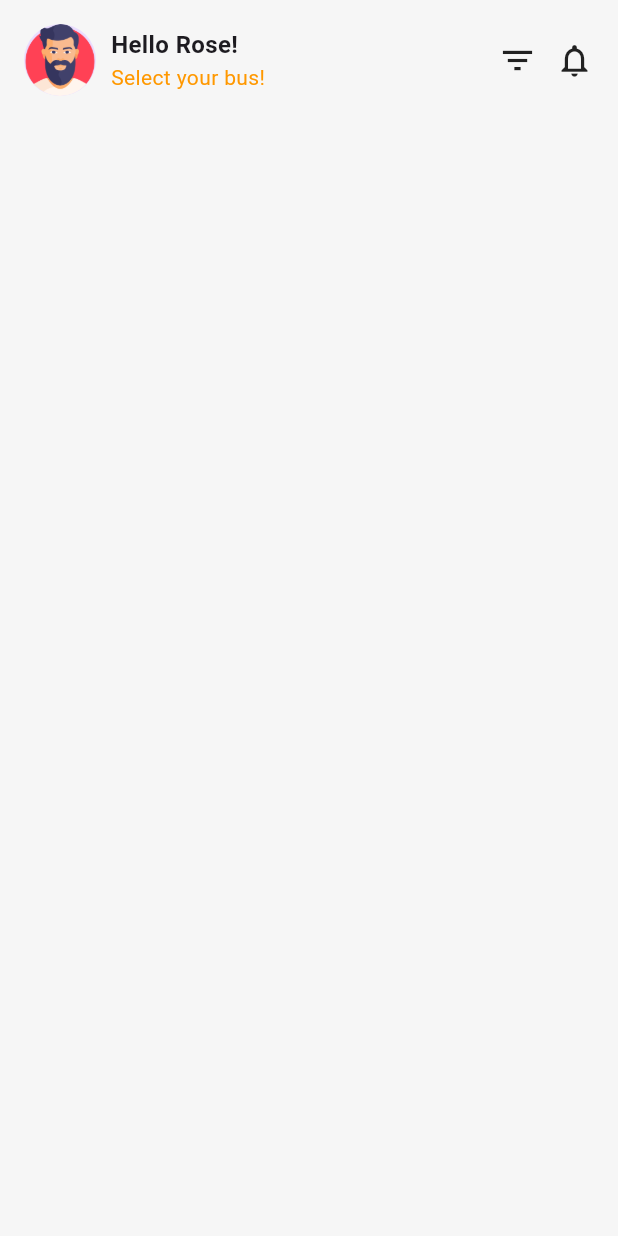
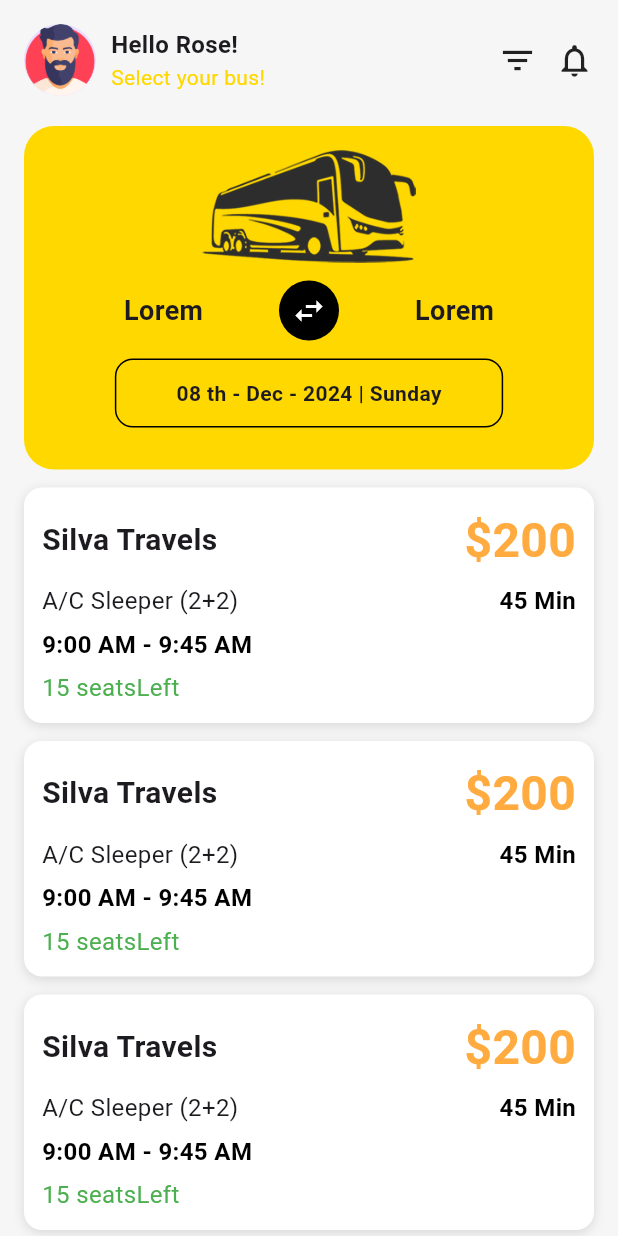
Before and after one commit to iSiRaH/transist_tracker, a Flutter app: the BusBookingHomePage screen opened directly, on a phone screen of 412 x 824 dp. Run offline on Flutter 3.47's test engine with Material 3 defaults, Android fonts, the phone set to English and light mode, and no system bars; our stand-ins replace curved_navigation_bar.

Commit message:
created bus card to include the details of buses

```diff
--- /dev/null
+++ b/lib/pages/bus_card.dart
@@ -0,0 +1,129 @@
+
+
+import 'package:flutter/material.dart';
+
+// class BusCard extends StatelessWidget {
+//   final String name;
+//   final String type;
+//   final String time;
+//   final String price;
+//   final String duration;
+//   final int seatsLeft;
+//   final Color seatColor;
+
+//   const BusCard({
+//     super.key,
+//     required this.name,
+//     required this.type,
+//     required this.time,
+//     required this.price,
+//     required this.duration,
+//     required this.seatsLeft,
+//     required this.seatColor,
+//   });
+
+//   @override
+//   Widget build(BuildContext context) {
+//     return Container(
+//       margin: const EdgeInsets.only(bottom: 14),
+//       padding: const EdgeInsets.all(14),
+//       decoration: BoxDecoration(
+//         color: Colors.white,
+//         borderRadius: BorderRadius.circular(18),
+//         boxShadow: const [
+//           BoxShadow(color: Colors.black12, blurRadius: 6, offset: Offset(0, 2)),
+//         ],
+//       ),
+//       child: Column(
+//         crossAxisAlignment: CrossAxisAlignment.start,
+//         children: [
+//           Text(name, style: const TextStyle(fontSize: 16, fontWeight: FontWeight.bold)),
+//           Text(type, style: TextStyle(color: Colors.grey[700])),
+//           const SizedBox(height: 6),
+//           Row(
+//             children: [
+//               Text(time, style: TextStyle(color: Colors.grey[800])),
+//               const Spacer(),
+//               Text(price,
+//                   style: const TextStyle(
+//                       fontSize: 16, fontWeight: FontWeight.bold, color: Colors.orange)),
+//               const SizedBox(width: 8),
+//               Text(duration, style: TextStyle(color: Colors.grey[600])),
+//             ],
+//           ),
+//           const SizedBox(height: 6),
+//           Text(
+//             "$seatsLeft Seats left",
+//             style: TextStyle(color: seatColor, fontWeight: FontWeight.bold),
+//           ),
+//         ],
+//       ),
+//     );
+//   }
+// }
+
+
+class BusCard extends StatelessWidget {
+
+  final String name;
+  final String type;
+  final String time;
+  final String price;
+  final String duration;
+  final int seatsLeft;
+  final Color seatColor;
+
+  const BusCard({
+    super.key,
+    required this.name,
+    required this.type,
+    required this.time,
+    required this.price,
+    required this.duration,
+    required this.seatsLeft,
+    required this.seatColor,
+
+  });
+
+  @override
+  Widget build(BuildContext context) {
+    return Container(
+      margin: EdgeInsets.only(bottom: 12),
+      padding: EdgeInsets.all(12),
+      decoration: BoxDecoration(
+        color: Colors.white,
+        borderRadius: BorderRadius.circular(12),
+        boxShadow: const [
+          BoxShadow(color: Colors.black12, blurRadius: 6, offset: Offset(0, 2)),
+        ]
+      ),
+
+      child: Column(
+        crossAxisAlignment: CrossAxisAlignment.start,
+        children: [
+          Row(
+            mainAxisAlignment: MainAxisAlignment.spaceBetween,
+            children: [
+              Text(name, style: TextStyle(fontSize: 20, fontWeight: FontWeight.bold),),
+              Text(price, style: TextStyle(fontSize: 32, fontWeight: FontWeight.bold, color: Colors.orangeAccent),),
+            ],
+          ),
+          const SizedBox(height: 6),
+
+          Row(
+            mainAxisAlignment: MainAxisAlignment.spaceBetween,
+            children: [
+              Text(type, style:TextStyle(fontSize: 16, color:Colors.grey[550])),
+              Text(duration, style:TextStyle(fontSize: 16, color:Colors.black, fontWeight: FontWeight.bold)),
+            ],
+          ),
+          const SizedBox(height: 6),
+          Text(time, style:TextStyle(fontSize: 16, color:Colors.black, fontWeight: FontWeight.bold)),
+          const SizedBox(height: 6),
+          Text("$seatsLeft seatsLeft", style:TextStyle(fontSize: 16, color: seatColor )),
+
+        ],
+      ),
+    );
+  }
+}
--- a/lib/pages/bus_details.dart
+++ b/lib/pages/bus_details.dart
@@ -1,5 +1,5 @@
 import 'package:flutter/material.dart';
-
+import 'bus_card.dart'; // Add this at the top
 void main() {
   runApp(const BusBookingApp());
 }
@@ -43,7 +43,7 @@ class BusBookingHomePage extends StatelessWidget {
                     Text("Hello Rose!",
                         style: TextStyle(fontSize: 16, fontWeight: FontWeight.bold)),
                     Text("Select your bus!",
-                        style: TextStyle(color: Colors.orange, fontSize: 14)),
+                        style: TextStyle(color: Color(0xffFFD800), fontSize: 14)),
                   ],
                 ),
                 const Spacer(),
@@ -52,7 +52,96 @@ class BusBookingHomePage extends StatelessWidget {
                 const Icon(Icons.notifications_none, size: 26),
               ],
             ),
-           // const SizedBox(height: 20),
+           const SizedBox(height: 20),
+
+           Container(
+            padding: const EdgeInsets.all(16),
+            margin: const EdgeInsets.only(bottom: 12),
+            decoration: BoxDecoration(
+              color:  Color(0xffFFD800),
+              borderRadius: BorderRadius.circular(20),
+            ),
+            child: Column(
+              children: [
+
+                Image.asset('assets/images/Bus_Image.png',width: 150, height: 75, ),
+
+                const SizedBox(height: 12,),
+                Row(
+                  mainAxisAlignment: MainAxisAlignment.spaceEvenly,
+                  children: [
+                    const Text("Lorem", style: TextStyle(fontSize: 18, fontWeight: FontWeight.bold),),
+                    CircleAvatar(
+                      backgroundColor: Colors.black,
+                      child: Icon(Icons.swap_horiz, color: Colors.white, ),
+                    ),
+                    const Text("Lorem", style: TextStyle(fontSize: 18, fontWeight: FontWeight.bold),),
+                  ],
+                ),
+                const SizedBox(height: 12,),
+                Container(
+                  padding: EdgeInsets.symmetric(vertical: 12, horizontal: 40),
+                  decoration: BoxDecoration(
+                    border: Border.all(color: Colors.black),
+                    borderRadius: BorderRadius.circular(12)
+
+                  ),
+                  child: const Text("08 th - Dec - 2024 | Sunday", style: TextStyle(fontSize: 14, fontWeight: FontWeight.bold),),
+                ),
+
+                const SizedBox(height: 12,),
+
+
+
+
+
+
+
+
+              ],
+            ),
+           ),
+
+            BusCard(
+              name: "Silva Travels",
+              type: "A/C Sleeper (2+2)",
+              time: "9:00 AM - 9:45 AM",
+              price: "\$200",
+              duration: "45 Min",
+              seatsLeft: 15,
+              seatColor: Colors.green,
+            ),
+
+            BusCard(
+              name: "Silva Travels",
+              type: "A/C Sleeper (2+2)",
+              time: "9:00 AM - 9:45 AM",
+              price: "\$200",
+              duration: "45 Min",
+              seatsLeft: 15,
+              seatColor: Colors.green,
+            ),
+
+
+            BusCard(
+              name: "Silva Travels",
+              type: "A/C Sleeper (2+2)",
+              time: "9:00 AM - 9:45 AM",
+              price: "\$200",
+              duration: "45 Min",
+              seatsLeft: 15,
+              seatColor: Colors.green,
+            ),
+
+             BusCard(
+              name: "Silva Travels",
+              type: "A/C Sleeper (2+2)",
+              time: "9:00 AM - 9:45 AM",
+              price: "\$200",
+              duration: "45 Min",
+              seatsLeft: 15,
+              seatColor: Colors.green,
+            ),
 
 
           ],
```
Also changed, not shown: assets/images/Bus_Image.png (added), 4 other files.
